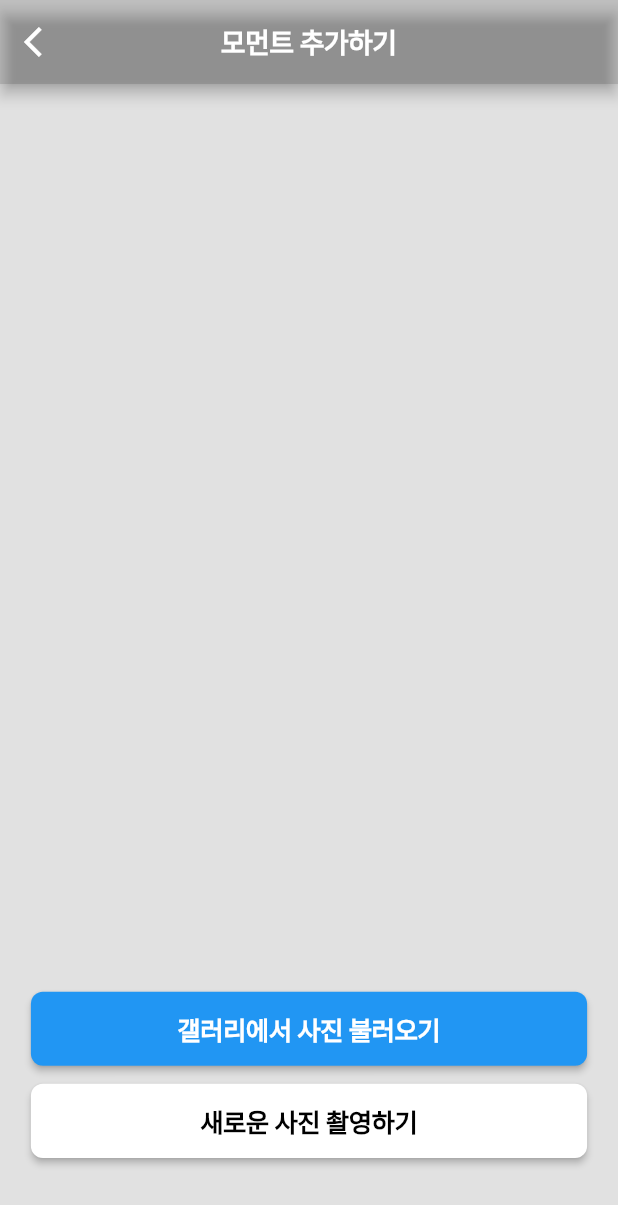
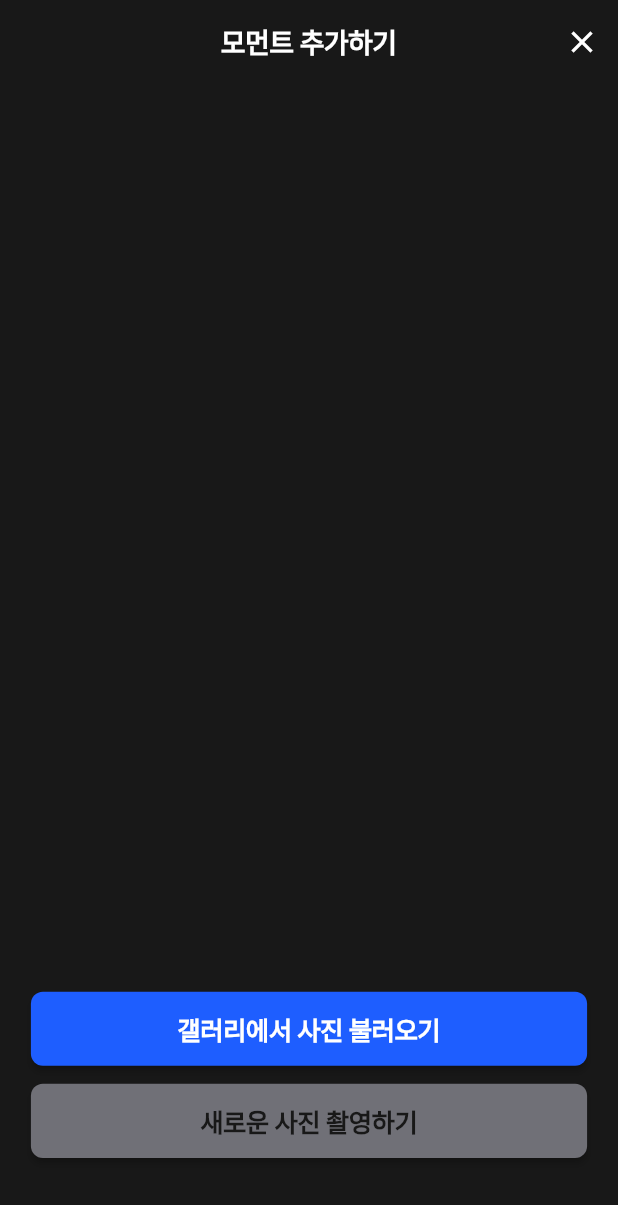
Before and after one commit to DDD-Community/MMNT-frontend, a Flutter app: the PostImage screen opened directly with empty values, on a phone screen of 412 x 824 dp. Shown: the top 1205 px of the screen. Run offline on Flutter 3.47's test engine with Material 2 defaults, Android fonts, the phone set to English and light mode, and no system bars; our stand-ins replace carousel_slider, flutter_screenutil, flutter_svg, fluttertoast, geolocator, google_maps_flutter and 6 more; missing offline and left inert: animated_overflow; Roboto replaces fonts that are missing (Pretendard).

Commit message:
스토리 세세한 설정 변경 not important

```diff
--- a/lib/component/story/image_container.dart
+++ b/lib/component/story/image_container.dart
@@ -1,5 +1,6 @@
 import 'dart:io';
 import 'package:dash_mement/component/story/date_widget.dart';
+import 'package:dash_mement/component/story/input_column.dart';
 import 'package:dash_mement/component/story/story_column.dart';
 import 'package:flutter/material.dart';
 import 'package:dash_mement/domain/story.dart';
@@ -52,7 +53,8 @@ class ImageContainer extends StatelessWidget {
   ImageProvider<Object> _getCurrentImage() {
     if (_storyType == StoryType.Story) {
       return AssetImage(_story!.img);
-    } else if (_storyType == StoryType.File) {
+    } else if ((_storyType == StoryType.File) ||
+        (_storyType == StoryType.Input)) {
       return FileImage(_imageFile!);
     } else {
       return AssetImage(_imagePath!);
@@ -65,7 +67,7 @@ class ImageContainer extends StatelessWidget {
     } else if (_storyType == StoryType.File) {
       return Container();
     } else if (_storyType == StoryType.Input) {
-      return StoryColumn(_story!);
+      return InputColumn();
     } else {
       return StoryColumn(_story!);
     }
--- a/lib/dongwon_test/test.dart
+++ b/lib/dongwon_test/test.dart
@@ -1,4 +1,4 @@
-import 'package:dash_mement/showstory/component/image_container.dart';
+import 'package:dash_mement/component/story/image_container.dart';
 import 'package:dash_mement/style/story_textstyle.dart';
 import 'package:flutter/material.dart';
 
--- a/lib/poststory/post_image.dart
+++ b/lib/poststory/post_image.dart
@@ -1,5 +1,6 @@
 import 'dart:io';
 import 'package:dash_mement/poststory/check_image.dart';
+import 'package:dash_mement/style/mmnt_style.dart';
 import 'package:dash_mement/style/story_textstyle.dart';
 import 'package:flutter/material.dart';
 import 'package:image_picker/image_picker.dart';
@@ -40,15 +41,19 @@ class PostImage extends StatelessWidget {
     Size _buttonSize = Size(MediaQuery.of(context).size.width * 0.9,
         MediaQuery.of(context).size.height * 0.06);
     return Scaffold(
-        backgroundColor: Color(0x1E000000),
+        backgroundColor: MmntStyle().mainBlack,
         appBar: AppBar(
+          shadowColor: Colors.transparent,
+          automaticallyImplyLeading: false,
           centerTitle: true,
-          backgroundColor: Color(0x1E000000),
+          backgroundColor: MmntStyle().mainBlack,
           title: Text("모먼트 추가하기", style: StoryTextStyle().appBarWhite),
-          leading: IconButton(
-            icon: Icon(Icons.arrow_back_ios),
-            onPressed: () => _popWidget(context),
-          ),
+          actions: [
+            IconButton(
+              icon: Icon(Icons.close_outlined),
+              onPressed: () => _popWidget(context),
+            ),
+          ],
         ),
         body: Column(children: [
           Expanded(
@@ -60,6 +65,7 @@ class PostImage extends StatelessWidget {
               child: ElevatedButton(
                 style: ElevatedButton.styleFrom(
                     fixedSize: _buttonSize,
+                    primary: MmntStyle().primary,
                     shape: RoundedRectangleBorder(
                         borderRadius: BorderRadius.circular(8))),
                 child: Text(
@@ -73,7 +79,7 @@ class PostImage extends StatelessWidget {
               child: ElevatedButton(
                 style: ElevatedButton.styleFrom(
                     fixedSize: _buttonSize,
-                    primary: Colors.white,
+                    primary: MmntStyle().primaryDisable,
                     shape: RoundedRectangleBorder(
                         borderRadius: BorderRadius.circular(8))),
                 child: Text("새로운 사진 촬영하기", style: StoryTextStyle().buttonBlack),
```
Also changed, not shown: lib/poststory/check_image.dart (+14 -29 lines), lib/showstory/show_story.dart (+15 -14 lines), lib/style/story_textstyle.dart (+10 -9 lines), 1 other file.
